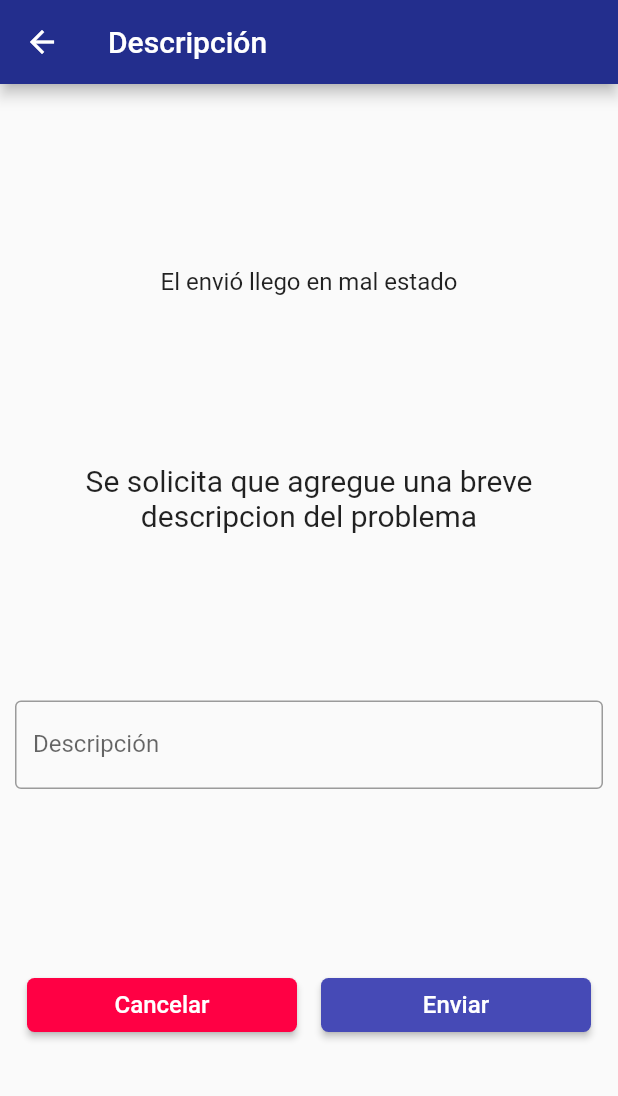
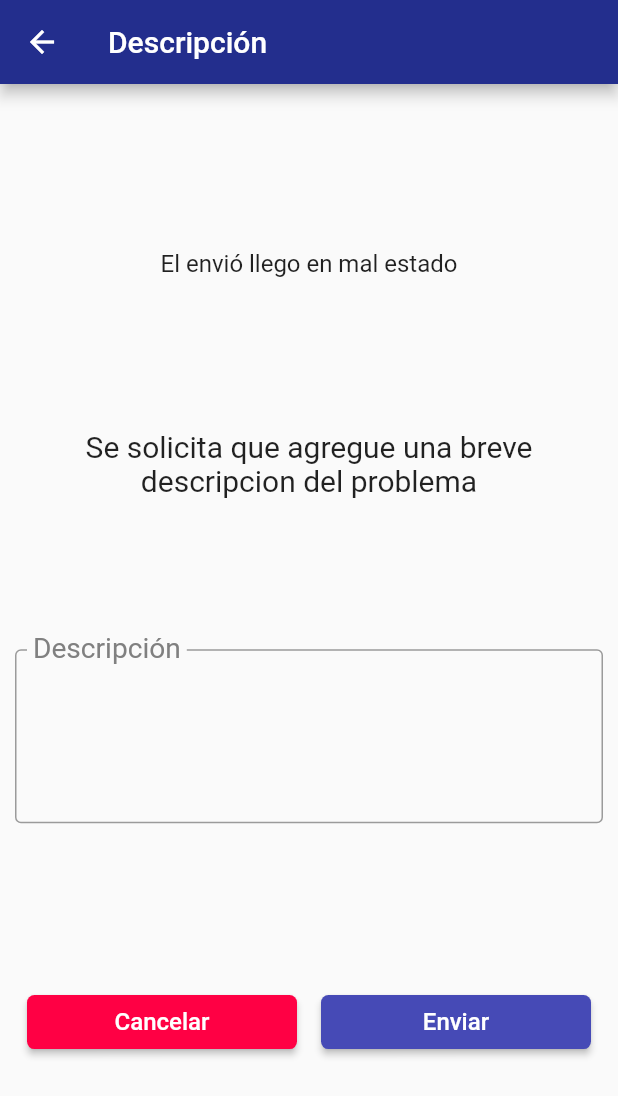
Before and after one commit to JulianFernandez28/ProyectoExportacion, a Flutter app: the Reports screen opened directly, after a tap on "El envio no llegó", on a phone screen of 412 x 824 dp. Shown: the top 1096 px of the screen. Run offline on Flutter 3.47's test engine with Material 2 defaults, Android fonts, the phone set to English and light mode, and no system bars; our stand-ins replace logger.

Commit message:
Avance de consumo

```diff
--- a/proyectoexportacion/lib/pages/report_description.dart
+++ b/proyectoexportacion/lib/pages/report_description.dart
@@ -1,5 +1,5 @@
 import 'package:flutter/material.dart';
-import 'package:proyectoexportacion/widgets/Report_buttons.dart';
+import 'package:proyectoexportacion/widgets/Report_body.dart';
 class ReportDescription extends StatelessWidget {
   const ReportDescription({super.key, required this.type});
   final String type;
@@ -14,7 +14,7 @@ class ReportDescription extends StatelessWidget {
           textAlign: TextAlign.center,
         ),
       ),
-      body: Report_buttons(reportType: type,),
+      body: Report_body(reportType: type,),
     );
   }
 }
--- a/proyectoexportacion/lib/pages/reports.dart
+++ b/proyectoexportacion/lib/pages/reports.dart
@@ -18,24 +18,25 @@ class Reports extends StatelessWidget {
       ),
       body: Center(
         child: Container(
+          margin: const EdgeInsets.all(4.0),
           padding: const EdgeInsets.all(10),
           child: Column(
-            mainAxisAlignment: MainAxisAlignment.spaceBetween,
+            mainAxisAlignment: MainAxisAlignment.spaceEvenly,
             children: <Widget>[
               Container(
-                margin: const EdgeInsets.all(2.0),
+                margin: const EdgeInsets.all(4.0),
                 decoration: const BoxDecoration(
                   shape: BoxShape.circle,
                   color: Color.fromARGB(255, 196, 143, 231),
                 ),
                 child: const Padding(
-                    padding: EdgeInsets.all(5.0),
+                    padding: EdgeInsets.all(10.0),
                     child: FittedBox(
                       fit: BoxFit.fill,
                       child: Icon(
                         Icons.report_outlined,
                         color: Colors.white,
-                        size: 100,
+                        size: 120,
                       ),
                     )),
               ),
@@ -51,7 +52,7 @@ class Reports extends StatelessWidget {
                 ],
               ),
               Column(
-                mainAxisAlignment: MainAxisAlignment.spaceBetween,
+                mainAxisAlignment: MainAxisAlignment.spaceEvenly,
                 children: [
                   Padding(
                     padding: const EdgeInsets.all(8.0),
--- a/proyectoexportacion/lib/providers/report_provider.dart
+++ b/proyectoexportacion/lib/providers/report_provider.dart
@@ -1,5 +1,4 @@
 import 'dart:convert';
-import 'dart:js';
 import 'package:flutter/material.dart';
 import 'package:logger/logger.dart';
 import 'package:proyectoexportacion/dtos/request/report_create_request.dart';
@@ -37,6 +36,7 @@ class ReportProvider extends ChangeNotifier {
         ScaffoldMessenger.of(context).showSnackBar(
           SnackBar(content: Text('Error: ${response.statusCode}!')),
         );
+
       }
     }
   }
--- a/proyectoexportacion/lib/widgets/Report_buttons.dart
+++ b/proyectoexportacion/lib/widgets/Report_body.dart
@@ -3,8 +3,8 @@ import 'package:logger/logger.dart';
 import 'package:provider/provider.dart';
 import 'package:proyectoexportacion/providers/report_provider.dart';
 
-class Report_buttons extends StatelessWidget {
-  const Report_buttons({super.key, required this.reportType});
+class Report_body extends StatelessWidget {
+  const Report_body({super.key, required this.reportType});
   final String reportType;
 
   @override
@@ -12,8 +12,8 @@ class Report_buttons extends StatelessWidget {
     final formKey = GlobalKey<FormState>();
     final logger = Logger();
     final descriptionController = TextEditingController();
-    final int exampleID = 16;
-    final defaultStatus = 'Pendiente';
+    const int exampleID = 16;
+    const defaultStatus = 'Pendiente';
 
     return Container(
       margin: const EdgeInsets.all(10.0),
@@ -31,15 +31,23 @@ class Report_buttons extends StatelessWidget {
             ),
             textAlign: TextAlign.center,
           ),
-
           Form(
               key: formKey,
               child: Column(
                 children: [
                   TextFormField(
+                    maxLines: 4,
                     decoration: const InputDecoration(
                       label: Text('Descripción'),
-                      border: OutlineInputBorder(),
+                      labelStyle: TextStyle(
+                          fontSize: 25,
+                          color: Color.fromARGB(255, 128, 128, 128)),
+                      floatingLabelBehavior: FloatingLabelBehavior.always,
+                      border: OutlineInputBorder(
+                          borderSide: BorderSide(
+                        width: 2,
+                        color: Colors.grey,
+                      )),
                       focusedBorder: OutlineInputBorder(
                         borderSide: BorderSide(
                           width: 2,
@@ -57,34 +65,16 @@ class Report_buttons extends StatelessWidget {
                   ),
                 ],
               )),
-          // TextField(
-          //     keyboardType: TextInputType.multiline,
-          //     maxLines: null,
-          //     decoration: const InputDecoration(
-          //       hintText: 'Describa su problema',
-          //       label: Text('Descripción'),
-          //       focusedBorder: OutlineInputBorder(
-          //         borderSide: BorderSide(
-          //           width: 2,
-          //           color: Color.fromARGB(255, 159, 109, 190),
-          //         ),
-          //       ),
-          //       enabledBorder: OutlineInputBorder(
-          //         borderSide: BorderSide(
-          //           width: 1,
-          //           color: Color.fromARGB(255, 188, 155, 208),
-          //         ),
-          //       ),
-          //     ),
-          //   ),
           Row(
-            mainAxisAlignment: MainAxisAlignment.spaceAround,
+            mainAxisAlignment: MainAxisAlignment.spaceEvenly,
             children: [
               Expanded(
                 child: Padding(
                   padding: const EdgeInsets.all(8.0),
                   child: ElevatedButton(
-                    onPressed: () {},
+                    onPressed: () {
+                      Navigator.pop(context);
+                    },
                     style: ElevatedButton.styleFrom(
                       backgroundColor: Color.fromARGB(255, 255, 0, 68),
                       shape: RoundedRectangleBorder(
```
Also changed, not shown: proyectoexportacion/lib/main.dart (+30 -8 lines), proyectoexportacion/lib/widgets/dialog_prueba.dart (added).
